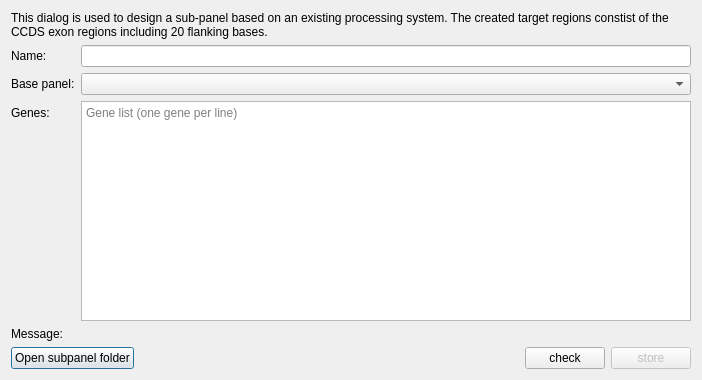
Old version of the form src/GSvar/SubpanelDesignDialog.ui in the repository imgag/ngs-bits.
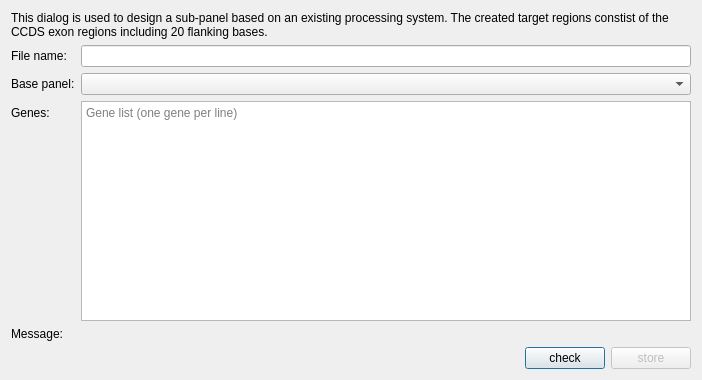
New version of the form.

Commit message: GSvar: updated subpanel functionality (archive/restore, improved error checks, bug fixes).

```diff
--- a/src/GSvar/SubpanelDesignDialog.ui
+++ b/src/GSvar/SubpanelDesignDialog.ui
@@ -36,7 +36,7 @@
    <item row="1" column="0">
     <widget class="QLabel" name="label_3">
      <property name="text">
-      <string>Name:</string>
+      <string>File name:</string>
      </property>
     </widget>
    </item>
@@ -98,13 +98,6 @@
    </item>
    <item row="6" column="0" colspan="2">
     <layout class="QHBoxLayout" name="horizontalLayout">
-     <item>
-      <widget class="QPushButton" name="open_folder">
-       <property name="text">
-        <string>Open subpanel folder</string>
-       </property>
-      </widget>
-     </item>
      <item>
       <spacer name="horizontalSpacer">
        <property name="orientation">
```
The commit also changes 11 other files.
